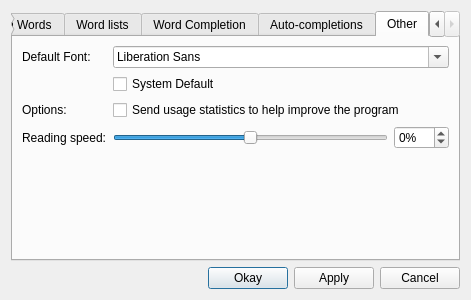
This is ui/settings.ui in nyov/writetype as Qt 5 draws it before an edit. The edited form follows.
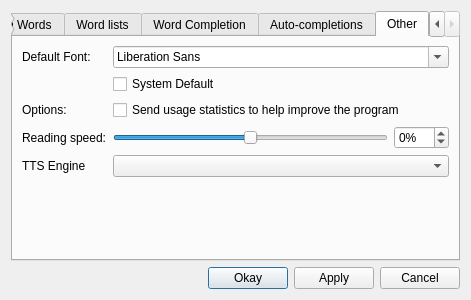
This is the edited form.

Commit message: Settings backbone for multiple tts engines

Patch:
```diff
--- a/ui/settings.ui
+++ b/ui/settings.ui
@@ -418,6 +418,20 @@
          </item>
         </layout>
        </item>
+       <item row="4" column="0">
+        <widget class="QLabel" name="label_10">
+         <property name="text">
+          <string>TTS Engine</string>
+         </property>
+        </widget>
+       </item>
+       <item row="4" column="1">
+        <widget class="QComboBox" name="ttsEngineBox">
+         <property name="editable">
+          <bool>false</bool>
+         </property>
+        </widget>
+       </item>
       </layout>
      </widget>
     </widget>
```
Left out of the diff: 12 changed lines with no effect on the pictures. The commit also changes 6 other files.
